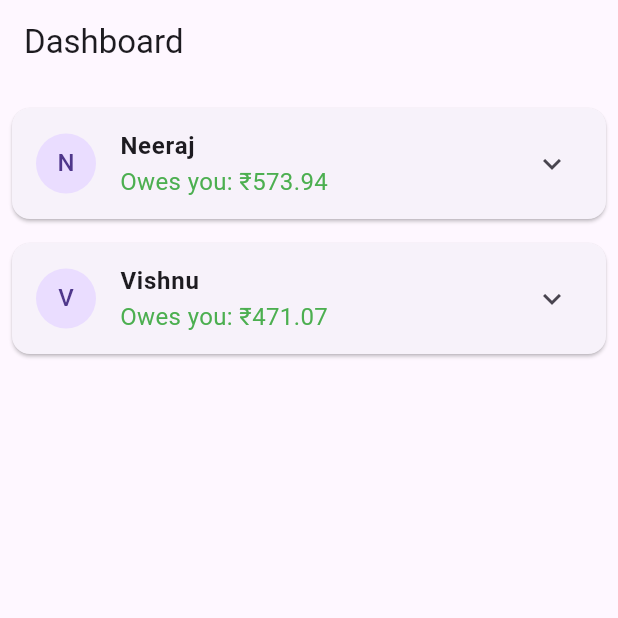
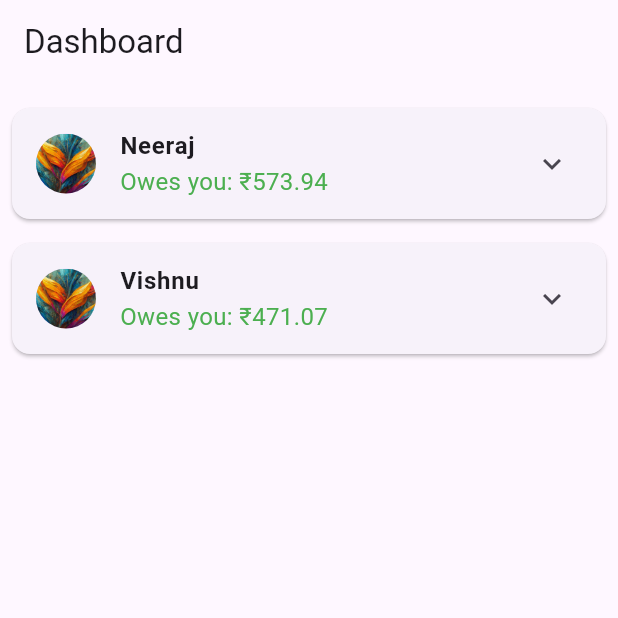
Before and after one commit to brittotprince/Lets_Split_UI-Flutter-, a Flutter app: the screen it shows after launch, on a phone screen of 412 x 824 dp, the top half of it. Run offline on Flutter 3.47's test engine with Material 3 defaults, Android fonts, the phone set to English and light mode, and no system bars; our stand-ins replace go_router, image_picker, permission_handler; missing offline and left inert: flutter_sound.

Commit message:
Adding group name and avatar

```diff
--- a/lib/dashboard_screen.dart
+++ b/lib/dashboard_screen.dart
@@ -48,7 +48,7 @@ class DashboardScreen extends StatelessWidget {
               margin: EdgeInsets.symmetric(vertical: 8.0),
               child: ExpansionTile(
                 leading: CircleAvatar(
-                  child: Text(userName[0]),
+                  backgroundImage: AssetImage('assets/profile1.jpg'),
                 ),
                 title: Text(
                   userName,
@@ -66,7 +66,7 @@ class DashboardScreen extends StatelessWidget {
                   final groupName = transactionEntry.key;
                   final transaction = transactionEntry.value;
                   return ListTile(
-                    title: Text(groupName),
+                    title: Text('Group Name: $groupName'),
                     subtitle: Text(
                       transaction['owes_you'] > 0
                           ? 'Owes you: ₹${transaction['owes_you']}'
```
